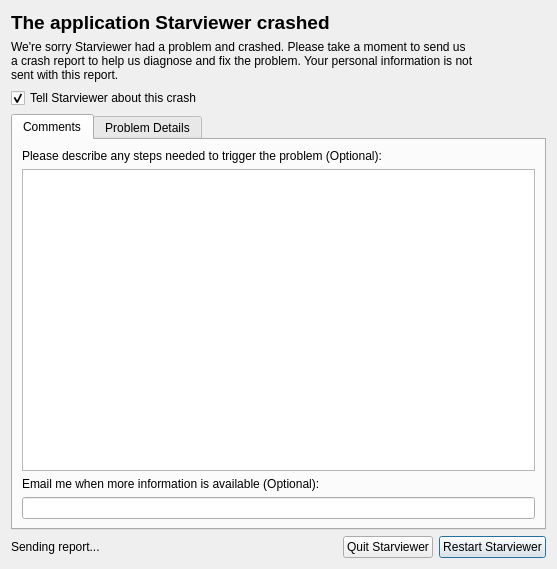
First picture: the form in starviewer/src/crashreporter/qcrashreporterbase.ui, repository starviewer-medical/starviewer, before the edit.
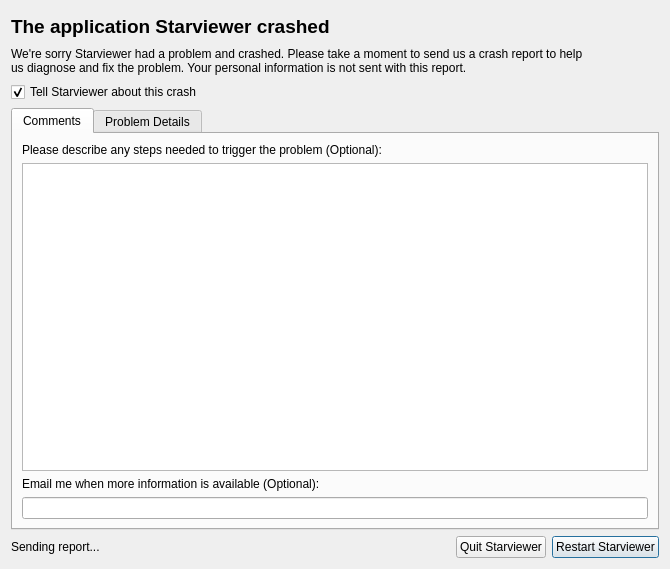
Second picture: the form after the edit. Icons and pictures are not drawn.

```diff
--- a/starviewer/src/crashreporter/qcrashreporterbase.ui
+++ b/starviewer/src/crashreporter/qcrashreporterbase.ui
@@ -5,7 +5,7 @@
    <rect>
     <x>0</x>
     <y>0</y>
-    <width>557</width>
+    <width>670</width>
     <height>569</height>
    </rect>
   </property>
```
